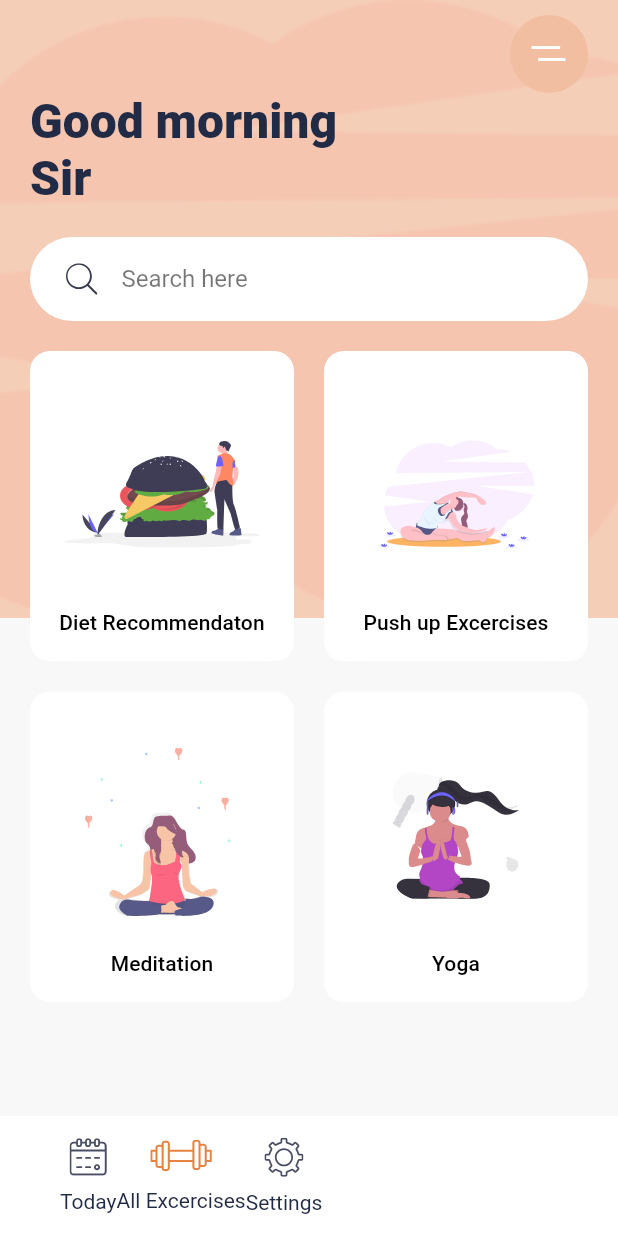
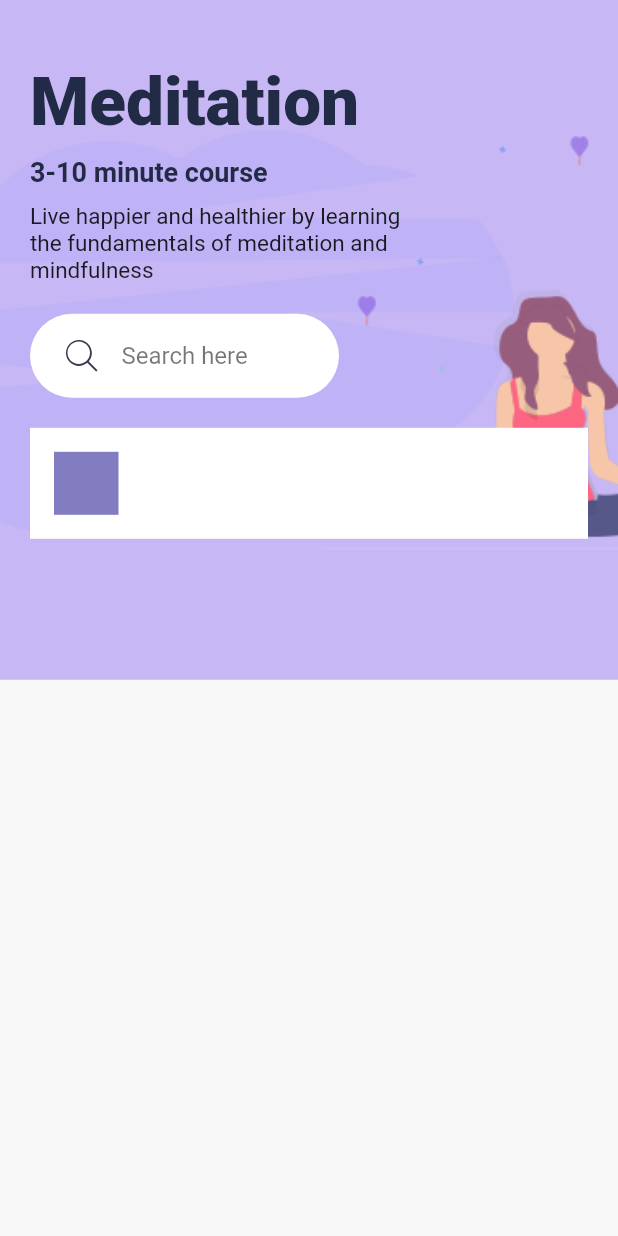
Before and after one commit to Flutter-Dart-Hacks/meditasi-app, a Flutter app: the screen it shows after launch, after a tap on "Meditation", on a phone screen of 412 x 824 dp. Run offline on Flutter 3.47's test engine with Material 2 defaults, Android fonts, the phone set to English and light mode, and no system bars; our stand-ins replace flutter_svg.

Commit message:
Pembuatan search bar

```diff
--- a/lib/constants.dart
+++ b/lib/constants.dart
@@ -6,3 +6,6 @@ const kTextColor = Color(0xFF222B45);
 const kBlueLightColor = Color(0xFFC7B8F5);
 const kBlueColor = Color(0xFF817DC0);
 const kShadowColor = Color(0xFFE6E6E6);
+
+const String descMeditation =
+    'Live happier and healthier by learning the fundamentals of meditation and mindfulness';
--- a/lib/main.dart
+++ b/lib/main.dart
@@ -1,8 +1,8 @@
-import 'dart:html';
-
 import 'package:flutter/material.dart';
 import 'package:flutter_svg/svg.dart';
 import 'package:meditasi_app/constants.dart';
+import 'package:meditasi_app/screens/detailmenu_screen.dart';
+import 'package:meditasi_app/widgets/bottom_navbars.dart';
 import 'package:meditasi_app/widgets/categorycard.dart';
 
 void main() {
@@ -52,33 +52,7 @@ class _HomeScreenState extends State<HomeScreen> {
     // Mendapat tinggi total perangkat dengan media query
     Size size = MediaQuery.of(context).size;
     return Scaffold(
-      bottomNavigationBar: Container(
-        padding: const EdgeInsets.symmetric(horizontal: 40, vertical: 10),
-        height: 80,
-        color: Colors.white,
-        child: Row(
-          children: <Widget>[
-            BottomNavItem(
-              strTitle: 'Today',
-              svgSrc: 'assets/icons/calendar.svg',
-              pressCb: () {},
-              isActive: false,
-            ),
-            BottomNavItem(
-              strTitle: 'All Excercises',
-              svgSrc: 'assets/icons/gym.svg',
-              pressCb: () {},
-              isActive: false,
-            ),
-            BottomNavItem(
-              strTitle: 'Settings',
-              svgSrc: 'assets/icons/settings.svg',
-              pressCb: () {},
-              isActive: false,
-            )
-          ],
-        ),
-      ),
+      bottomNavigationBar: const BottomNavbars(),
       body: Stack(
         children: <Widget>[
           Container(
@@ -125,7 +99,7 @@ class _HomeScreenState extends State<HomeScreen> {
                     ),
                   ),
                   Text(
-                    'Good morning \nSir',
+                    'Good morning \nUser',
                     style: Theme.of(context)
                         .textTheme
                         .displaySmall
@@ -174,7 +148,16 @@ class _HomeScreenState extends State<HomeScreen> {
                         CategoryCard(
                           strTitle: 'Meditation',
                           svgSrc: 'assets/icons/Meditation.svg',
-                          pressCb: () {},
+                          pressCb: () {
+                            Navigator.push(
+                              context,
+                              MaterialPageRoute(
+                                builder: (context) {
+                                  return const DetailMenuScreen();
+                                },
+                              ),
+                            );
+                          },
                         ),
                         CategoryCard(
                           strTitle: 'Yoga',
@@ -188,40 +171,6 @@ class _HomeScreenState extends State<HomeScreen> {
               ),
             ),
           )
-        ],
-      ),
-    );
-  }
-}
-
-class BottomNavItem extends StatelessWidget {
-  const BottomNavItem({
-    Key? key,
-    required this.svgSrc,
-    required this.strTitle,
-    required this.pressCb,
-    this.isActive = false,
-  }) : super(key: key);
-
-  final String svgSrc;
-  final String strTitle;
-  final Function pressCb;
-  final bool isActive;
-
-  @override
-  Widget build(BuildContext context) {
-    return GestureDetector(
-      onTap: () {
-        pressCb();
-      },
-      child: Column(
-        mainAxisAlignment: MainAxisAlignment.spaceAround,
-        children: <Widget>[
-          SvgPicture.asset(svgSrc),
-          Text(
-            strTitle,
-            style: TextStyle(color: isActive ? kActiveIconColor : kTextColor),
-          ),
         ],
       ),
     );
--- /dev/null
+++ b/lib/screens/detailmenu_screen.dart
@@ -0,0 +1,98 @@
+import 'package:flutter/material.dart';
+import 'package:meditasi_app/constants.dart';
+import 'package:meditasi_app/widgets/searchbar.dart';
+
+class DetailMenuScreen extends StatefulWidget {
+  const DetailMenuScreen({Key? key}) : super(key: key);
+
+  @override
+  State<DetailMenuScreen> createState() => _DetailMenuScreenState();
+}
+
+class _DetailMenuScreenState extends State<DetailMenuScreen> {
+  @override
+  Widget build(BuildContext context) {
+    Size size = MediaQuery.of(context).size;
+    return Scaffold(
+      body: Stack(
+        children: <Widget>[
+          Container(
+            height: size.height * 0.55,
+            decoration: const BoxDecoration(
+              color: kBlueLightColor,
+              image: DecorationImage(
+                image: AssetImage(
+                  'assets/images/meditation_bg.png',
+                ),
+                fit: BoxFit.fitWidth,
+              ),
+            ),
+          ),
+          SafeArea(
+            child: Padding(
+              padding: const EdgeInsets.symmetric(horizontal: 20),
+              child: Column(
+                crossAxisAlignment: CrossAxisAlignment.start,
+                children: <Widget>[
+                  SizedBox(
+                    height: size.height * 0.05,
+                  ),
+                  Text(
+                    'Meditation',
+                    style: Theme.of(context).textTheme.displaySmall?.copyWith(
+                          fontWeight: FontWeight.w900,
+                        ),
+                  ),
+                  const SizedBox(
+                    height: 10,
+                  ),
+                  Text(
+                    "3-10 minute course",
+                    style: Theme.of(context).textTheme.displaySmall?.copyWith(
+                          fontSize: 18,
+                          fontWeight: FontWeight.w700,
+                        ),
+                  ),
+                  const SizedBox(
+                    height: 10,
+                  ),
+                  SizedBox(
+                    width: size.width * 0.6,
+                    child: Text(
+                      descMeditation,
+                      style: Theme.of(context).textTheme.bodyText1?.copyWith(
+                          fontSize: 15, fontWeight: FontWeight.normal),
+                    ),
+                  ),
+                  SizedBox(
+                    child: const SearchBar(),
+                    width: size.width * 0.5,
+                  ),
+                  Wrap(
+                    children: <Widget>[
+                      Container(
+                        padding: const EdgeInsets.all(16),
+                        decoration: const BoxDecoration(
+                          color: Colors.white,
+                        ),
+                        child: Row(children: <Widget>[
+                          Container(
+                            height: 42,
+                            width: 43,
+                            decoration: const BoxDecoration(
+                              color: kBlueColor,
+                            ),
+                          )
+                        ]),
+                      )
+                    ],
+                  )
+                ],
+              ),
+            ),
+          )
+        ],
+      ),
+    );
+  }
+}
--- /dev/null
+++ b/lib/widgets/bottom_navbars.dart
@@ -0,0 +1,86 @@
+import 'package:flutter/material.dart';
+import 'package:flutter_svg/svg.dart';
+import 'package:meditasi_app/constants.dart';
+
+class BottomNavbars extends StatelessWidget {
+  const BottomNavbars({
+    Key? key,
+  }) : super(key: key);
+
+  @override
+  Widget build(BuildContext context) {
+    return Container(
+      padding: const EdgeInsets.symmetric(horizontal: 40, vertical: 10),
+      height: 70,
+      color: Colors.white,
+      child: Row(
+        mainAxisAlignment: MainAxisAlignment.spaceBetween,
+        children: <Widget>[
+          BottomNavItem(
+            strTitle: 'Today',
+            svgSrc: 'assets/icons/calendar.svg',
+            pressCb: () {
+              print('Tap menu bottom 1');
+            },
+            isActive: true,
+          ),
+          BottomNavItem(
+            strTitle: 'All Excercises',
+            svgSrc: 'assets/icons/gym.svg',
+            pressCb: () {
+              print('Tap menu bottom 2');
+            },
+            isActive: false,
+          ),
+          BottomNavItem(
+            strTitle: 'Settings',
+            svgSrc: 'assets/icons/settings.svg',
+            pressCb: () {
+              print('Tap menu bottom 3');
+            },
+            isActive: false,
+          )
+        ],
+      ),
+    );
+  }
+}
+
+class BottomNavItem extends StatelessWidget {
+  const BottomNavItem({
+    Key? key,
+    required this.svgSrc,
+    required this.strTitle,
+    required this.pressCb,
+    this.isActive = false,
+  }) : super(key: key);
+
+  final String svgSrc;
+  final String strTitle;
+  final Function pressCb;
+  final bool isActive;
+
+  @override
+  Widget build(BuildContext context) {
+    return GestureDetector(
+      onTap: () {
+        pressCb();
+      },
+      child: Column(
+        mainAxisAlignment: MainAxisAlignment.spaceAround,
+        children: <Widget>[
+          SvgPicture.asset(
+            svgSrc,
+            fit: BoxFit.cover,
+            height: 20,
+            color: isActive ? kActiveIconColor : kTextColor,
+          ),
+          Text(
+            strTitle,
+            style: TextStyle(color: isActive ? kActiveIconColor : kTextColor),
+          ),
+        ],
+      ),
+    );
+  }
+}
--- /dev/null
+++ b/lib/widgets/searchbar.dart
@@ -0,0 +1,32 @@
+import 'package:flutter/material.dart';
+import 'package:flutter_svg/svg.dart';
+
+class SearchBar extends StatelessWidget {
+  const SearchBar({Key? key}) : super(key: key);
+
+  @override
+  Widget build(BuildContext context) {
+    return Container(
+      margin: const EdgeInsets.symmetric(vertical: 20),
+      padding: const EdgeInsets.symmetric(
+        horizontal: 24,
+        vertical: 4,
+      ),
+      decoration: BoxDecoration(
+        color: Colors.white,
+        borderRadius: BorderRadius.circular(29.5),
+      ),
+      child: TextField(
+        decoration: InputDecoration(
+          hintText: 'Search here',
+          icon: SvgPicture.asset('assets/icons/search.svg'),
+          border: InputBorder.none,
+          hintStyle: const TextStyle().copyWith(color: Colors.black54),
+        ),
+        onChanged: (stringkey) {
+          print('$stringkey');
+        },
+      ),
+    );
+  }
+}
```
